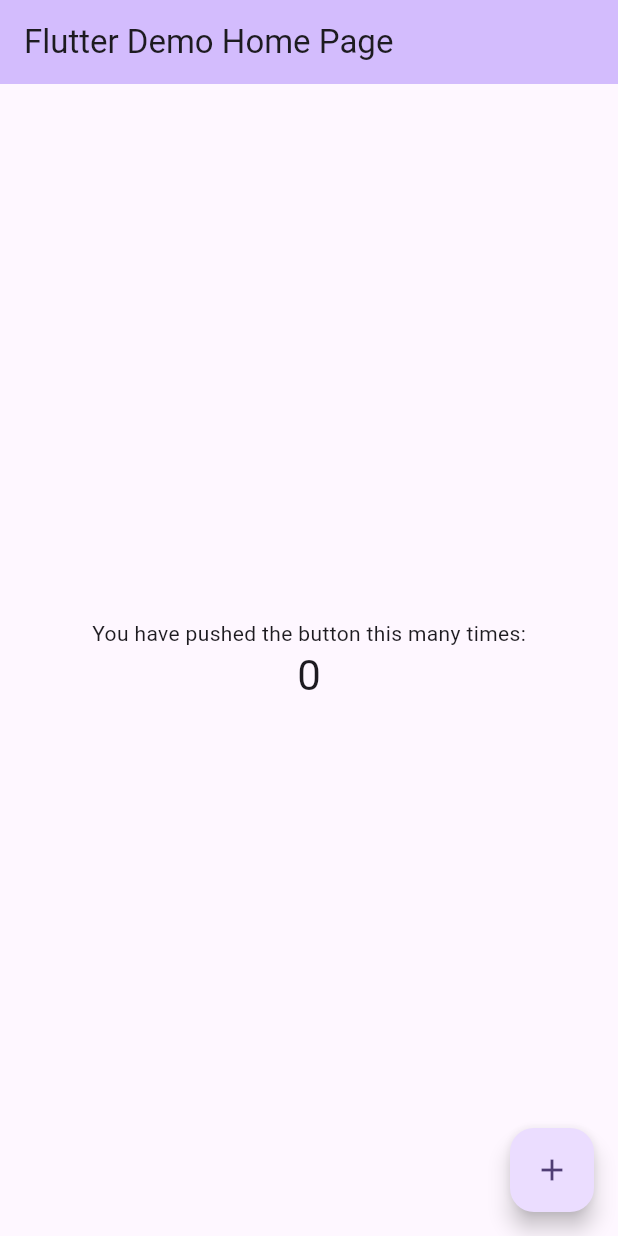
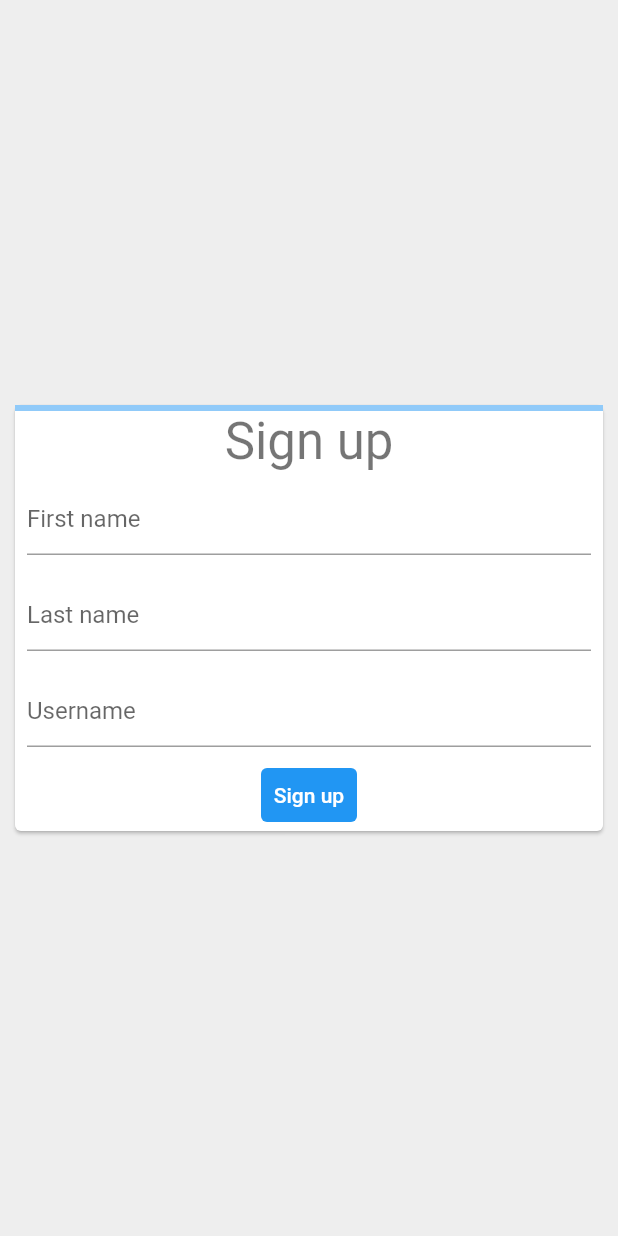
Before and after one commit to RonmelRoss/ronmelross.github.io, a Flutter app: the screen it shows after launch, on a phone screen of 412 x 824 dp. Run offline on Flutter 3.47's test engine with Material 2 defaults, Android fonts, the phone set to English and light mode, and no system bars.

Commit message:
#3 Add Sign Up page

```diff
--- a/lib/main.dart
+++ b/lib/main.dart
@@ -1,125 +1,121 @@
 import 'package:flutter/material.dart';
 
-void main() {
-  runApp(const MyApp());
-}
+void main() => runApp(const SignUpApp());
 
-class MyApp extends StatelessWidget {
-  const MyApp({super.key});
+class SignUpApp extends StatelessWidget {
+  const SignUpApp();
 
-  // This widget is the root of your application.
   @override
   Widget build(BuildContext context) {
     return MaterialApp(
-      title: 'Flutter Demo',
-      theme: ThemeData(
-        // This is the theme of your application.
-        //
-        // TRY THIS: Try running your application with "flutter run". You'll see
-        // the application has a blue toolbar. Then, without quitting the app,
-        // try changing the seedColor in the colorScheme below to Colors.green
-        // and then invoke "hot reload" (save your changes or press the "hot
-        // reload" button in a Flutter-supported IDE, or press "r" if you used
-        // the command line to start the app).
-        //
-        // Notice that the counter didn't reset back to zero; the application
-        // state is not lost during the reload. To reset the state, use hot
-        // restart instead.
-        //
-        // This works for code too, not just values: Most code changes can be
-        // tested with just a hot reload.
-        colorScheme: ColorScheme.fromSeed(seedColor: Colors.deepPurple),
-        useMaterial3: true,
-      ),
-      home: const MyHomePage(title: 'Flutter Demo Home Page'),
+      routes: {
+        '/': (context) => const SignUpScreen(),
+        '/welcome': (context) => const WelcomeScreen(),
+      },
     );
   }
 }
 
-class MyHomePage extends StatefulWidget {
-  const MyHomePage({super.key, required this.title});
-
-  // This widget is the home page of your application. It is stateful, meaning
-  // that it has a State object (defined below) that contains fields that affect
-  // how it looks.
-
-  // This class is the configuration for the state. It holds the values (in this
-  // case the title) provided by the parent (in this case the App widget) and
-  // used by the build method of the State. Fields in a Widget subclass are
-  // always marked "final".
-
-  final String title;
+class SignUpScreen extends StatelessWidget {
+  const SignUpScreen();
 
   @override
-  State<MyHomePage> createState() => _MyHomePageState();
+  Widget build(BuildContext context) {
+    return Scaffold(
+      backgroundColor: Colors.grey[200],
+      body: const Center(
+        child: SizedBox(
+          width: 400,
+          child: Card(
+            child: SignUpForm(),
+          ),
+        ),
+      ),
+    );
+  }
 }
 
-class _MyHomePageState extends State<MyHomePage> {
-  int _counter = 0;
+class WelcomeScreen extends StatelessWidget {
+  const WelcomeScreen();
 
-  void _incrementCounter() {
-    setState(() {
-      // This call to setState tells the Flutter framework that something has
-      // changed in this State, which causes it to rerun the build method below
-      // so that the display can reflect the updated values. If we changed
-      // _counter without calling setState(), then the build method would not be
-      // called again, and so nothing would appear to happen.
-      _counter++;
-    });
+  @override
+  Widget build(BuildContext context) {
+    return Scaffold(
+      body: Center(
+        child:
+            Text('Welcome!', style: Theme.of(context).textTheme.displayMedium),
+      ),
+    );
+  }
+}
+
+class SignUpForm extends StatefulWidget {
+  const SignUpForm();
+
+  @override
+  State<SignUpForm> createState() => _SignUpFormState();
+}
+
+class _SignUpFormState extends State<SignUpForm> {
+  final _firstNameTextController = TextEditingController();
+  final _lastNameTextController = TextEditingController();
+  final _usernameTextController = TextEditingController();
+
+  double _formProgress = 0;
+
+  void _showWelcomeScreen() {
+    Navigator.of(context).pushNamed('/welcome');
   }
 
   @override
   Widget build(BuildContext context) {
-    // This method is rerun every time setState is called, for instance as done
-    // by the _incrementCounter method above.
-    //
-    // The Flutter framework has been optimized to make rerunning build methods
-    // fast, so that you can just rebuild anything that needs updating rather
-    // than having to individually change instances of widgets.
-    return Scaffold(
-      appBar: AppBar(
-        // TRY THIS: Try changing the color here to a specific color (to
-        // Colors.amber, perhaps?) and trigger a hot reload to see the AppBar
-        // change color while the other colors stay the same.
-        backgroundColor: Theme.of(context).colorScheme.inversePrimary,
-        // Here we take the value from the MyHomePage object that was created by
-        // the App.build method, and use it to set our appbar title.
-        title: Text(widget.title),
+    return Form(
+      child: Column(
+        mainAxisSize: MainAxisSize.min,
+        children: [
+          LinearProgressIndicator(value: _formProgress),
+          Text('Sign up', style: Theme.of(context).textTheme.headlineMedium),
+          Padding(
+            padding: const EdgeInsets.all(8),
+            child: TextFormField(
+              controller: _firstNameTextController,
+              decoration: const InputDecoration(hintText: 'First name'),
+            ),
+          ),
+          Padding(
+            padding: const EdgeInsets.all(8),
+            child: TextFormField(
+              controller: _lastNameTextController,
+              decoration: const InputDecoration(hintText: 'Last name'),
+            ),
+          ),
+          Padding(
+            padding: const EdgeInsets.all(8),
+            child: TextFormField(
+              controller: _usernameTextController,
+              decoration: const InputDecoration(hintText: 'Username'),
+            ),
+          ),
+          TextButton(
+            style: ButtonStyle(
+              foregroundColor: MaterialStateProperty.resolveWith(
+                  (Set<MaterialState> states) {
+                return states.contains(MaterialState.disabled)
+                    ? null
+                    : Colors.white;
+              }),
+              backgroundColor: MaterialStateProperty.resolveWith(
+                  (Set<MaterialState> states) {
+                return states.contains(MaterialState.disabled)
+                    ? null
+                    : Colors.blue;
+              }),
+            ),
+            onPressed: _showWelcomeScreen,
+            child: const Text('Sign up'),
+          ),
+        ],
       ),
-      body: Center(
-        // Center is a layout widget. It takes a single child and positions it
-        // in the middle of the parent.
-        child: Column(
-          // Column is also a layout widget. It takes a list of children and
-          // arranges them vertically. By default, it sizes itself to fit its
-          // children horizontally, and tries to be as tall as its parent.
-          //
-          // Column has various properties to control how it sizes itself and
-          // how it positions its children. Here we use mainAxisAlignment to
-          // center the children vertically; the main axis here is the vertical
-          // axis because Columns are vertical (the cross axis would be
-          // horizontal).
-          //
-          // TRY THIS: Invoke "debug painting" (choose the "Toggle Debug Paint"
-          // action in the IDE, or press "p" in the console), to see the
-          // wireframe for each widget.
-          mainAxisAlignment: MainAxisAlignment.center,
-          children: <Widget>[
-            const Text(
-              'You have pushed the button this many times:',
-            ),
-            Text(
-              '$_counter',
-              style: Theme.of(context).textTheme.headlineMedium,
-            ),
-          ],
-        ),
-      ),
-      floatingActionButton: FloatingActionButton(
-        onPressed: _incrementCounter,
-        tooltip: 'Increment',
-        child: const Icon(Icons.add),
-      ), // This trailing comma makes auto-formatting nicer for build methods.
     );
   }
 }
```
Also changed, not shown: 1 other file.
